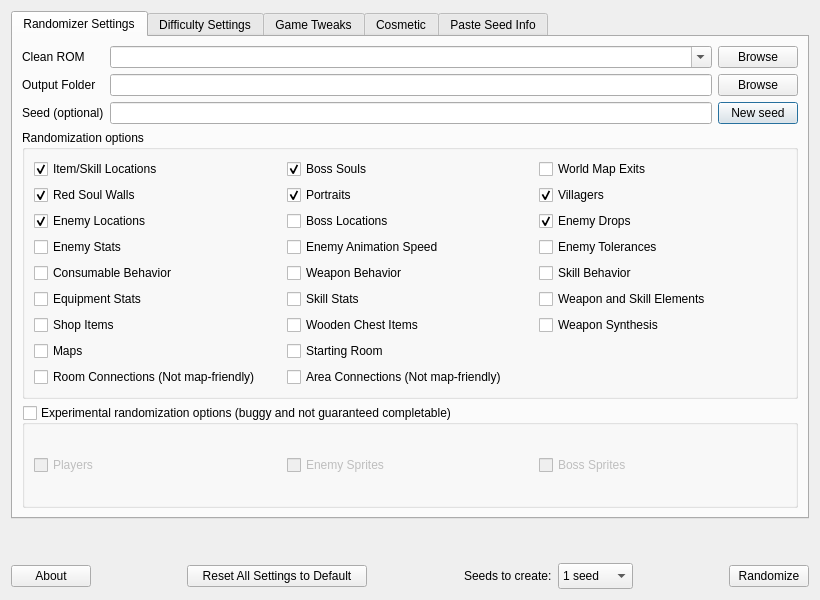
LagoLunatic/dsvrandom, file randomizer.ui: the form before one commit.
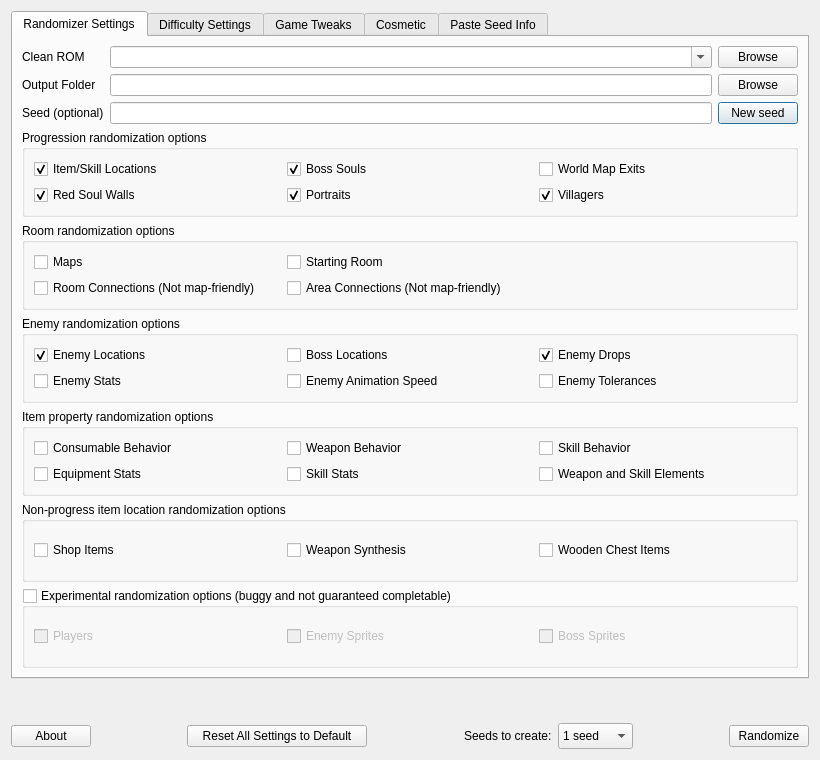
The form after the commit. Icons and pictures are not drawn.

Commit message: Split options on first page of UI into multiple groupboxes

Diff of the .ui file:
```diff
--- a/randomizer.ui
+++ b/randomizer.ui
@@ -7,7 +7,7 @@
     <x>0</x>
     <y>0</y>
     <width>820</width>
-    <height>600</height>
+    <height>760</height>
    </rect>
   </property>
   <property name="windowTitle">
@@ -96,23 +96,9 @@
           </sizepolicy>
          </property>
          <property name="title">
-          <string>Randomization options</string>
+          <string>Progression randomization options</string>
          </property>
          <layout class="QGridLayout" name="gridLayout_7">
-          <item row="3" column="0">
-           <widget class="QCheckBox" name="randomize_enemy_stats">
-            <property name="text">
-             <string>Enemy Stats</string>
-            </property>
-           </widget>
-          </item>
-          <item row="4" column="1">
-           <widget class="QCheckBox" name="randomize_weapon_behavior">
-            <property name="text">
-             <string>Weapon Behavior</string>
-            </property>
-           </widget>
-          </item>
           <item row="0" column="0">
            <widget class="QCheckBox" name="randomize_pickups">
             <property name="text">
@@ -123,20 +109,6 @@
             </property>
            </widget>
           </item>
-          <item row="5" column="0">
-           <widget class="QCheckBox" name="randomize_equipment_stats">
-            <property name="text">
-             <string>Equipment Stats</string>
-            </property>
-           </widget>
-          </item>
-          <item row="0" column="2">
-           <widget class="QCheckBox" name="randomize_world_map_exits">
-            <property name="text">
-             <string>World Map Exits</string>
-            </property>
-           </widget>
-          </item>
           <item row="1" column="0">
            <widget class="QCheckBox" name="randomize_red_walls">
             <property name="text">
@@ -147,6 +119,13 @@
             </property>
            </widget>
           </item>
+          <item row="0" column="2">
+           <widget class="QCheckBox" name="randomize_world_map_exits">
+            <property name="text">
+             <string>World Map Exits</string>
+            </property>
+           </widget>
+          </item>
           <item row="0" column="1">
            <widget class="QCheckBox" name="randomize_boss_souls">
             <property name="text">
@@ -157,36 +136,6 @@
             </property>
            </widget>
           </item>
-          <item row="2" column="2">
-           <widget class="QCheckBox" name="randomize_enemy_drops">
-            <property name="text">
-             <string>Enemy Drops</string>
-            </property>
-            <property name="checked">
-             <bool>true</bool>
-            </property>
-           </widget>
-          </item>
-          <item row="2" column="0">
-           <widget class="QCheckBox" name="randomize_enemies">
-            <property name="text">
-             <string>Enemy Locations</string>
-            </property>
-            <property name="checked">
-             <bool>true</bool>
-            </property>
-           </widget>
-          </item>
-          <item row="1" column="1">
-           <widget class="QCheckBox" name="randomize_portraits">
-            <property name="text">
-             <string>Portraits</string>
-            </property>
-            <property name="checked">
-             <bool>true</bool>
-            </property>
-           </widget>
-          </item>
           <item row="1" column="2">
            <widget class="QCheckBox" name="randomize_villagers">
             <property name="text">
@@ -197,104 +146,194 @@
             </property>
            </widget>
           </item>
-          <item row="3" column="2">
-           <widget class="QCheckBox" name="randomize_enemy_tolerances">
+          <item row="1" column="1">
+           <widget class="QCheckBox" name="randomize_portraits">
             <property name="text">
-             <string>Enemy Tolerances</string>
+             <string>Portraits</string>
             </property>
+            <property name="checked">
+             <bool>true</bool>
+            </property>
            </widget>
           </item>
-          <item row="4" column="2">
-           <widget class="QCheckBox" name="randomize_skill_behavior">
+         </layout>
+        </widget>
+       </item>
+       <item>
+        <widget class="QGroupBox" name="groupBox_9">
+         <property name="title">
+          <string>Room randomization options</string>
+         </property>
+         <layout class="QGridLayout" name="gridLayout_9">
+          <item row="0" column="0">
+           <widget class="QCheckBox" name="randomize_rooms_map_friendly">
             <property name="text">
-             <string>Skill Behavior</string>
+             <string>Maps</string>
             </property>
            </widget>
           </item>
-          <item row="4" column="0">
-           <widget class="QCheckBox" name="randomize_consumable_behavior">
+          <item row="0" column="1">
+           <widget class="QCheckBox" name="randomize_starting_room">
             <property name="text">
-             <string>Consumable Behavior</string>
+             <string>Starting Room</string>
             </property>
            </widget>
           </item>
-          <item row="2" column="1">
+          <item row="1" column="1">
+           <widget class="QCheckBox" name="randomize_area_connections">
+            <property name="text">
+             <string>Area Connections (Not map-friendly)</string>
+            </property>
+           </widget>
+          </item>
+          <item row="1" column="0">
+           <widget class="QCheckBox" name="randomize_room_connections">
+            <property name="text">
+             <string>Room Connections (Not map-friendly)</string>
+            </property>
+           </widget>
+          </item>
+          <item row="0" column="2">
+           <widget class="QWidget" name="widget" native="true"/>
+          </item>
+         </layout>
+        </widget>
+       </item>
+       <item>
+        <widget class="QGroupBox" name="groupBox_6">
+         <property name="title">
+          <string>Enemy randomization options</string>
+         </property>
+         <layout class="QGridLayout" name="gridLayout_11">
+          <item row="0" column="0">
+           <widget class="QCheckBox" name="randomize_enemies">
+            <property name="text">
+             <string>Enemy Locations</string>
+            </property>
+            <property name="checked">
+             <bool>true</bool>
+            </property>
+           </widget>
+          </item>
+          <item row="1" column="0">
+           <widget class="QCheckBox" name="randomize_enemy_stats">
+            <property name="text">
+             <string>Enemy Stats</string>
+            </property>
+           </widget>
+          </item>
+          <item row="0" column="1">
            <widget class="QCheckBox" name="randomize_bosses">
             <property name="text">
              <string>Boss Locations</string>
             </property>
            </widget>
           </item>
-          <item row="3" column="1">
+          <item row="0" column="2">
+           <widget class="QCheckBox" name="randomize_enemy_drops">
+            <property name="text">
+             <string>Enemy Drops</string>
+            </property>
+            <property name="checked">
+             <bool>true</bool>
+            </property>
+           </widget>
+          </item>
+          <item row="1" column="2">
+           <widget class="QCheckBox" name="randomize_enemy_tolerances">
+            <property name="text">
+             <string>Enemy Tolerances</string>
+            </property>
+           </widget>
+          </item>
+          <item row="1" column="1">
            <widget class="QCheckBox" name="randomize_enemy_anim_speed">
             <property name="text">
              <string>Enemy Animation Speed</string>
             </property>
            </widget>
           </item>
-          <item row="7" column="1">
-           <widget class="QCheckBox" name="randomize_starting_room">
+         </layout>
+        </widget>
+       </item>
+       <item>
+        <widget class="QGroupBox" name="groupBox_8">
+         <property name="title">
+          <string>Item property randomization options</string>
+         </property>
+         <layout class="QGridLayout" name="gridLayout_10">
+          <item row="0" column="0">
+           <widget class="QCheckBox" name="randomize_consumable_behavior">
             <property name="text">
-             <string>Starting Room</string>
+             <string>Consumable Behavior</string>
             </property>
            </widget>
           </item>
-          <item row="5" column="2">
+          <item row="0" column="1">
+           <widget class="QCheckBox" name="randomize_weapon_behavior">
+            <property name="text">
+             <string>Weapon Behavior</string>
+            </property>
+           </widget>
+          </item>
+          <item row="0" column="2">
+           <widget class="QCheckBox" name="randomize_skill_behavior">
+            <property name="text">
+             <string>Skill Behavior</string>
+            </property>
+           </widget>
+          </item>
+          <item row="1" column="0">
+           <widget class="QCheckBox" name="randomize_equipment_stats">
+            <property name="text">
+             <string>Equipment Stats</string>
+            </property>
+           </widget>
+          </item>
+          <item row="1" column="1">
+           <widget class="QCheckBox" name="randomize_skill_stats">
+            <property name="text">
+             <string>Skill Stats</string>
+            </property>
+           </widget>
+          </item>
+          <item row="1" column="2">
            <widget class="QCheckBox" name="randomize_weapon_and_skill_elements">
             <property name="text">
              <string>Weapon and Skill Elements</string>
             </property>
            </widget>
           </item>
-          <item row="6" column="0">
+         </layout>
+        </widget>
+       </item>
+       <item>
+        <widget class="QGroupBox" name="groupBox_10">
+         <property name="title">
+          <string>Non-progress item location randomization options</string>
+         </property>
+         <layout class="QGridLayout" name="gridLayout_12">
+          <item row="0" column="0">
            <widget class="QCheckBox" name="randomize_shop">
             <property name="text">
              <string>Shop Items</string>
             </property>
            </widget>
           </item>
-          <item row="6" column="2">
+          <item row="0" column="2">
            <widget class="QCheckBox" name="randomize_weapon_synths">
             <property name="text">
              <string>Weapon Synthesis</string>
             </property>
            </widget>
           </item>
-          <item row="7" column="0">
-           <widget class="QCheckBox" name="randomize_rooms_map_friendly">
-            <property name="text">
-             <string>Maps</string>
-            </property>
-           </widget>
-          </item>
-          <item row="6" column="1">
+          <item row="0" column="3">
            <widget class="QCheckBox" name="randomize_wooden_chests">
             <property name="text">
              <string>Wooden Chest Items</string>
             </property>
            </widget>
           </item>
-          <item row="8" column="0">
-           <widget class="QCheckBox" name="randomize_room_connections">
-            <property name="text">
-             <string>Room Connections (Not map-friendly)</string>
-            </property>
-           </widget>
-          </item>
-          <item row="8" column="1">
-           <widget class="QCheckBox" name="randomize_area_connections">
-            <property name="text">
-             <string>Area Connections (Not map-friendly)</string>
-            </property>
-           </widget>
-          </item>
-          <item row="5" column="1">
-           <widget class="QCheckBox" name="randomize_skill_stats">
-            <property name="text">
-             <string>Skill Stats</string>
-            </property>
-           </widget>
-          </item>
          </layout>
         </widget>
        </item>
@@ -409,8 +448,8 @@
            <rect>
             <x>0</x>
             <y>0</y>
-            <width>100</width>
-            <height>30</height>
+            <width>770</width>
+            <height>518</height>
            </rect>
           </property>
           <layout class="QFormLayout" name="formLayout_5">
@@ -681,11 +720,25 @@
          </layout>
         </widget>
        </item>
+       <item>
+        <spacer name="verticalSpacer_2">
+         <property name="orientation">
+          <enum>Qt::Vertical</enum>
+         </property>
+         <property name="sizeHint" stdset="0">
+          <size>
+           <width>20</width>
+           <height>40</height>
+          </size>
+         </property>
+        </spacer>
+       </item>
       </layout>
       <zorder>groupBox_3</zorder>
       <zorder>groupBox</zorder>
       <zorder>groupBox_2</zorder>
       <zorder>groupBox_4</zorder>
+      <zorder>verticalSpacer_2</zorder>
      </widget>
      <widget class="QWidget" name="tab_5">
       <attribute name="title">
```
Left out of the diff: 10 changed lines with no effect on the pictures. The commit also changes 1 other file.
